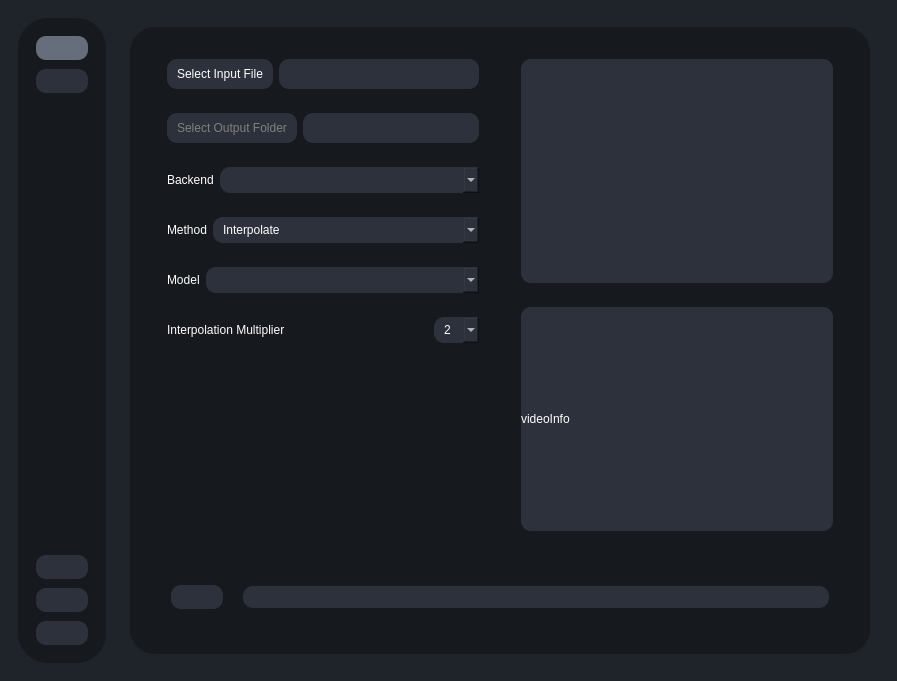
TNTwise/REAL-Video-Enhancer, file testRVEInterface.ui: the form before one commit.
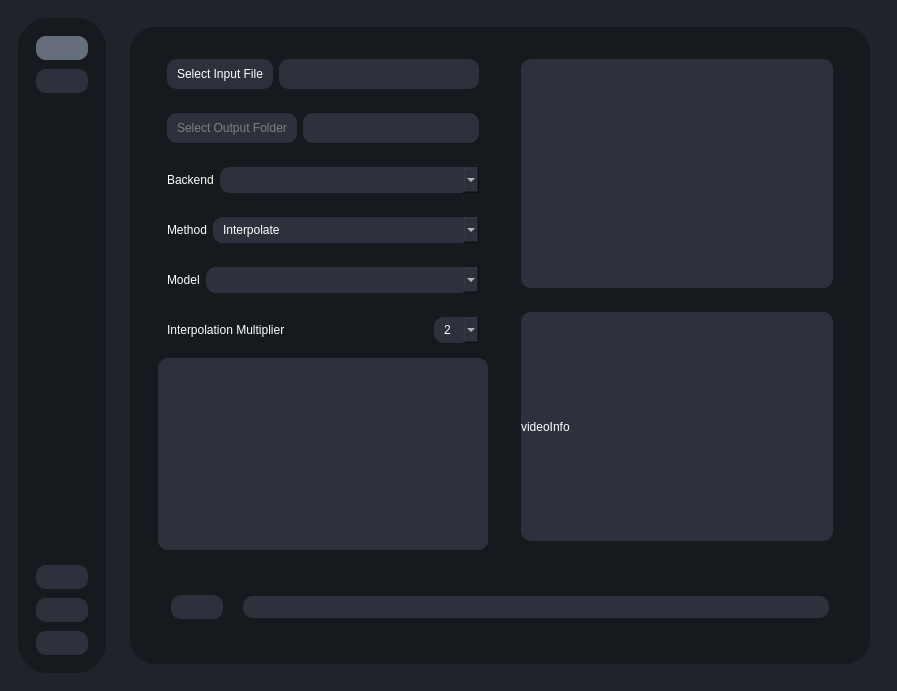
The form after the commit. The open tabs and pages were chosen to show the change. Icons and pictures are not drawn.

Commit message: output text is working

```diff
--- a/testRVEInterface.ui
+++ b/testRVEInterface.ui
@@ -141,6 +141,11 @@
 border-radius: 10px;
 }
 
+QTextEdit{
+background-color:#2c313c;
+border-radius: 10px;
+}
+
 QPushButton{
     background-color:#2c313c;
 	text-align:left;
@@ -497,17 +502,11 @@
                   </widget>
                  </item>
                  <item>
-                  <spacer name="verticalSpacer_2">
-                   <property name="orientation">
-                    <enum>Qt::Orientation::Vertical</enum>
+                  <widget class="QTextEdit" name="renderOutput">
+                   <property name="readOnly">
+                    <bool>true</bool>
                    </property>
-                   <property name="sizeHint" stdset="0">
-                    <size>
-                     <width>20</width>
-                     <height>40</height>
-                    </size>
-                   </property>
-                  </spacer>
+                  </widget>
                  </item>
                 </layout>
                </widget>
```
The commit also changes 4 other files.
